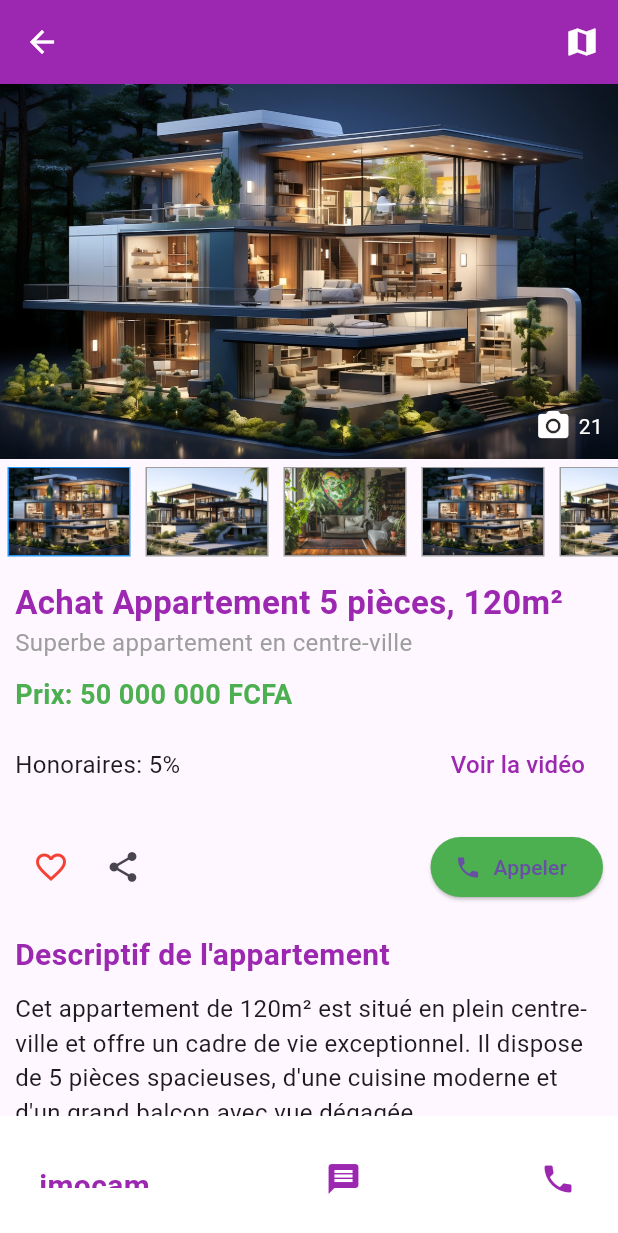
After one commit to gedeonne/ImmoCam, a Flutter app: the PropertyDetailPage screen opened by its route, on a phone screen of 412 x 824 dp. The commit adds this screen. Shown: the top 1233 px of the screen. Run offline on Flutter 3.47's test engine with Material 3 defaults, Android fonts, the phone set to English and light mode, and no system bars.

Commit message:
creation de la page detail

```diff
--- /dev/null
+++ b/lib/DetailPage.dart
@@ -0,0 +1,281 @@
+import 'package:flutter/material.dart';
+
+class PropertyDetailPage extends StatefulWidget {
+  @override
+  _PropertyDetailPageState createState() => _PropertyDetailPageState();
+}
+
+class _PropertyDetailPageState extends State<PropertyDetailPage> {
+  int selectedImageIndex = 0;
+  final List<String> imageList = List.generate(
+      21, (index) => 'assets/images/${index % 3 + 1}.jpg');
+
+  @override
+  Widget build(BuildContext context) {
+    return Scaffold(
+      appBar: _buildAppBar(),
+      body: SingleChildScrollView(
+        child: Column(
+          crossAxisAlignment: CrossAxisAlignment.start,
+          children: [
+            _buildMainImage(),
+            _buildImageThumbnails(),
+            _buildPropertyDetails(),
+            _buildPropertyInfo(),
+          ],
+        ),
+      ),
+      bottomNavigationBar: _buildBottomNavbar(), // Sous-navbar ajoutée ici
+    );
+  }
+
+  AppBar _buildAppBar() {
+    return AppBar(
+      backgroundColor: Colors.purple, // Violet pour la barre d'applications
+      leading: IconButton(
+        icon: const Icon(Icons.arrow_back, color: Colors.white), // Icône en blanc
+        onPressed: () => Navigator.pop(context),
+      ),
+      actions: [
+        IconButton(
+          icon: const Icon(Icons.map, color: Colors.white), // Icône en blanc
+          onPressed: () {},
+        ),
+      ],
+    );
+  }
+
+  Widget _buildMainImage() {
+    return Stack(
+      children: [
+        Image.asset(imageList[selectedImageIndex],
+            height: 250, width: double.infinity, fit: BoxFit.cover),
+        Positioned(
+          bottom: 10,
+          right: 10,
+          child: Row(
+            children: [
+              const Icon(Icons.camera_alt, color: Colors.white),
+              const SizedBox(width: 5),
+              Text("${imageList.length}",
+                  style: const TextStyle(color: Colors.white)),
+            ],
+          ),
+        ),
+      ],
+    );
+  }
+
+  Widget _buildImageThumbnails() {
+    return Container(
+      height: 70,
+      padding: const EdgeInsets.symmetric(vertical: 5),
+      child: ListView.builder(
+        scrollDirection: Axis.horizontal,
+        itemCount: imageList.length,
+        itemBuilder: (context, index) {
+          return GestureDetector(
+            onTap: () {
+              setState(() {
+                selectedImageIndex = index;
+              });
+            },
+            child: Container(
+              margin: const EdgeInsets.symmetric(horizontal: 5),
+              decoration: BoxDecoration(
+                border: Border.all(
+                    color: selectedImageIndex == index
+                        ? Colors.blue
+                        : Colors.grey),
+              ),
+              child: Image.asset(imageList[index],
+                  height: 60, width: 80, fit: BoxFit.cover),
+            ),
+          );
+        },
+      ),
+    );
+  }
+
+  Widget _buildPropertyDetails() {
+    return Padding(
+      padding: const EdgeInsets.all(10),
+      child: Column(
+        crossAxisAlignment: CrossAxisAlignment.start,
+        children: [
+          const Text('Achat Appartement 5 pièces, 120m²',
+              style: TextStyle(
+                  fontSize: 22,
+                  fontWeight: FontWeight.bold,
+                  color: Colors.purple)), // Titre en violet
+          const Text('Superbe appartement en centre-ville',
+              style: TextStyle(fontSize: 16, color: Colors.grey)),
+          const SizedBox(height: 10),
+          const Text('Prix: 50 000 000 FCFA',
+              style:
+              TextStyle(fontSize: 18, fontWeight: FontWeight.bold, color: Colors.green)),
+          const SizedBox(height: 10),
+          _buildActionButtons(),
+          const SizedBox(height: 20),
+          _buildContactOptions(),
+          const SizedBox(height: 20),
+          const Text("Descriptif de l'appartement",
+              style: TextStyle(fontSize: 20, fontWeight: FontWeight.bold, color: Colors.purple)), // Titre en violet
+          const SizedBox(height: 10),
+          const Text(
+            "Cet appartement de 120m² est situé en plein centre-ville et offre un cadre de vie exceptionnel. Il dispose de 5 pièces spacieuses, d'une cuisine moderne et d'un grand balcon avec vue dégagée.",
+            style: TextStyle(fontSize: 16),
+          ),
+        ],
+      ),
+    );
+  }
+
+  Widget _buildActionButtons() {
+    return Row(
+      mainAxisAlignment: MainAxisAlignment.spaceBetween,
+      children: [
+        const Text('Honoraires: 5%', style: TextStyle(fontSize: 16)),
+        TextButton(
+          onPressed: () {},
+          child: const Text('Voir la vidéo',
+              style: TextStyle(fontSize: 16, color: Colors.purple)), // Texte en violet
+        ),
+      ],
+    );
+  }
+
+  Widget _buildContactOptions() {
+    return Row(
+      children: [
+        IconButton(
+            icon: const Icon(Icons.favorite_border, color: Colors.red),
+            onPressed: () {}),
+        IconButton(icon: const Icon(Icons.share), onPressed: () {}),
+        const Spacer(),
+        ElevatedButton.icon(
+          onPressed: () {},
+          icon: const Icon(Icons.phone),
+          label: const Text('Appeler'),
+          style: ElevatedButton.styleFrom(backgroundColor: Colors.green),
+        ),
+      ],
+    );
+  }
+
+  // Nouveau Widget pour afficher les cartes à propos de l'appartement
+  Widget _buildPropertyInfo() {
+    return Padding(
+      padding: const EdgeInsets.all(10),
+      child: Column(
+        crossAxisAlignment: CrossAxisAlignment.start,
+        children: [
+          const Text(
+            "À propos de cet appartement de 5 pièces, 120m² à vendre",
+            style: TextStyle(
+              fontSize: 22,
+              fontWeight: FontWeight.bold,
+              color: Colors.purple, // Titre en violet
+            ),
+          ),
+          const SizedBox(height: 10),
+          // Utilisation de Row pour organiser les deux colonnes
+          Row(
+            mainAxisAlignment: MainAxisAlignment.spaceBetween,
+            children: [
+              // Première colonne de cartes
+              Expanded(
+                child: Column(
+                  crossAxisAlignment: CrossAxisAlignment.start,
+                  children: [
+                    _buildInfoCard('Prix et honoraires à la charge du vendeur'),
+                    _buildInfoCard('120m²'),
+                    _buildInfoCard('Terrasse'),
+                    _buildInfoCard('Deux salles de bain'),
+                    _buildInfoCard('WC séparés'),
+                    _buildInfoCard('Magasin'),
+                  ],
+                ),
+              ),
+              // Deuxième colonne de cartes
+              Expanded(
+                child: Column(
+                  crossAxisAlignment: CrossAxisAlignment.start,
+                  children: [
+                    _buildInfoCard('Estimez votre mensualité', isButton: true),
+                    _buildInfoCard('4 pièces'),
+                    _buildInfoCard('Sans travaux à prévoir'),
+                    _buildInfoCard('Balcon de 10m²'),
+                    _buildInfoCard('Salle d\'eau'),
+                    _buildInfoCard('Fibre déployée'),
+                  ],
+                ),
+              ),
+            ],
+          ),
+        ],
+      ),
+    );
+  }
+
+  Widget _buildInfoCard(String title, {bool isButton = false}) {
+    return Card(
+      color: Colors.white,
+      elevation: 4,
+      margin: const EdgeInsets.symmetric(vertical: 8),
+      child: ListTile(
+        title: Text(
+          title,
+          style: TextStyle(color: Colors.purple), // Titre en violet
+        ),
+        trailing: isButton
+            ? TextButton(
+          onPressed: () {},
+          child: const Text(
+            'Voir',
+            style: TextStyle(color: Colors.purple), // Bouton violet
+          ),
+        )
+            : null,
+      ),
+    );
+  }
+
+  // Sous-navbar en bas de l'écran
+  Widget _buildBottomNavbar() {
+    return BottomAppBar(
+      color: Colors.white,
+      elevation: 10,
+      child: Padding(
+        padding: const EdgeInsets.symmetric(vertical: 10),
+        child: Row(
+          mainAxisAlignment: MainAxisAlignment.spaceBetween,
+          children: [
+            // Logo "imocam" stylisé en violet
+            Padding(
+              padding: const EdgeInsets.all(10),
+              child: Text(
+                'imocam',
+                style: TextStyle(
+                  fontSize: 20,
+                  fontWeight: FontWeight.bold,
+                  color: Colors.purple, // Logo violet
+                ),
+              ),
+            ),
+            // Bouton "Contacter" avec icône de message
+            IconButton(
+              icon: const Icon(Icons.message, color: Colors.purple), // Icône violet
+              onPressed: () {},
+            ),
+            // Bouton "Appeler" avec icône de téléphone
+            IconButton(
+              icon: const Icon(Icons.phone, color: Colors.purple), // Icône violet
+              onPressed: () {},
+            ),
+          ],
+        ),
+      ),
+    );
+  }
+}
--- a/lib/main.dart
+++ b/lib/main.dart
@@ -1,5 +1,6 @@
 import 'package:flutter/material.dart';
 import 'package:immo/changeMotDePass.dart';
+import 'package:immo/DetailPage.dart';
 import 'package:immo/signIn.dart';
 
 import 'bienDici.dart';
@@ -19,7 +20,8 @@ class MyApp extends StatelessWidget {
         '/': (context) => RealEstatePage(),
         '/signup': (context) => SignUpPage(),
         '/changemotdepass': (context) => ChangePasswordPage(),
-        '/signin': (context) => LoginPage()
+        '/signin': (context) => LoginPage(),
+        '/detailpage': (context) => PropertyDetailPage(),
       },
 
     );
--- a/lib/menuBurger.dart
+++ b/lib/menuBurger.dart
@@ -16,7 +16,7 @@ class _MenuburgerState extends State<Menuburger> {
       child: ListView(
         children: [
           DrawerHeader(
-            decoration: BoxDecoration(color: Colors.blue),
+            decoration: BoxDecoration(color: Colors.purple),
             child: Text('Menu', style: TextStyle(color: Colors.white, fontSize: 24)),
           ),
           ListTile(
```
Also changed, not shown: lib/Cart.dart (+13 -8 lines), lib/propos.dart (added, +73 -0 lines).
